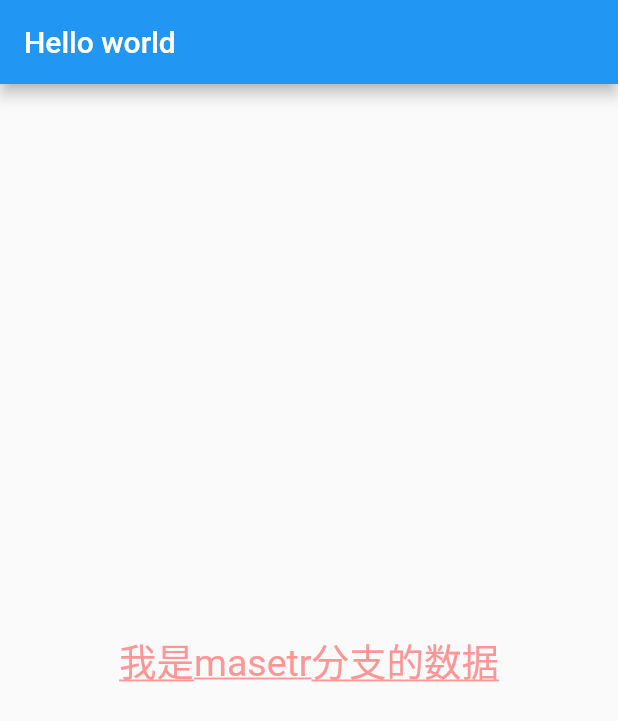
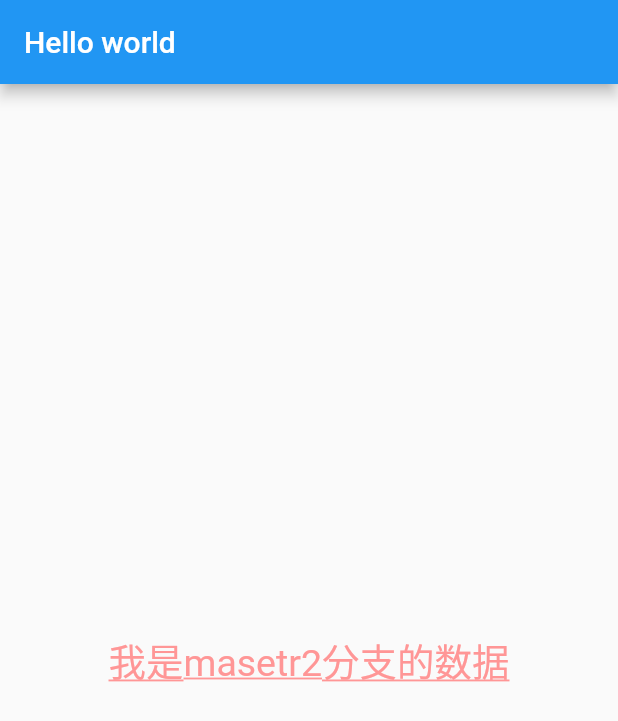
Before and after one commit to zhuzilyy/flutter_app, a Flutter app: the screen it shows after launch, on a phone screen of 412 x 824 dp. Shown: the top 721 px of the screen. Run offline on Flutter 3.47's test engine with Material 2 defaults, Android fonts, the phone set to English and light mode, and no system bars.

Commit message:
添加master2文件

```diff
--- a/lib/main.dart
+++ b/lib/main.dart
@@ -15,7 +15,7 @@ class MyApp extends StatelessWidget{
         ),
         body: Center(
           child: Text(
-                  "我是masetr分支的数据",
+                  "我是masetr2分支的数据",
             textAlign: TextAlign.left,
         /*    maxLines: 1,
             overflow: TextOverflow.ellipsis,*/
```
Also changed, not shown: lib/master2.dart (added).
